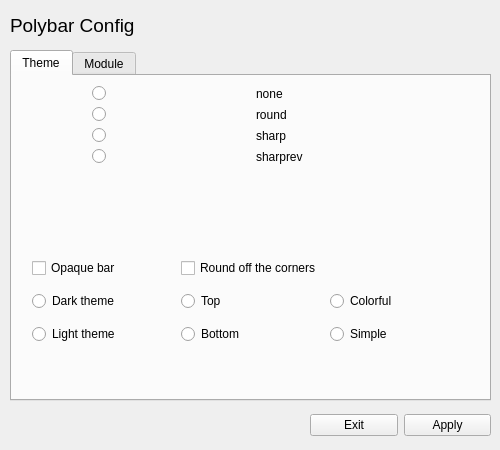
This is mainwindow.ui in FascodeNet/alterlinux-i3-manager as Qt 5 draws it before an edit. The edited form follows.
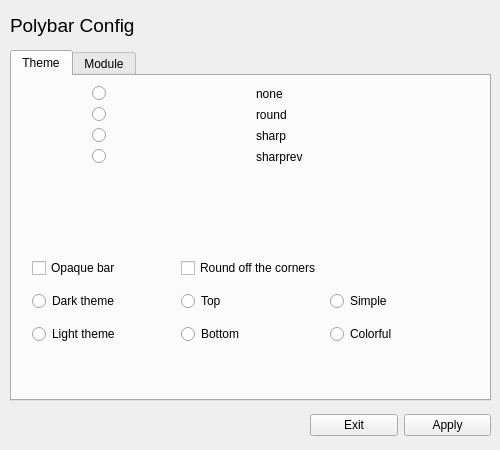
This is the edited form.

What changed in the file:
```diff
--- a/mainwindow.ui
+++ b/mainwindow.ui
@@ -136,14 +136,14 @@
          </attribute>
         </widget>
        </item>
-       <item row="1" column="3">
+       <item row="3" column="3">
         <widget class="QRadioButton" name="colorful">
          <property name="text">
           <string>Colorful</string>
          </property>
         </widget>
        </item>
-       <item row="3" column="3">
+       <item row="1" column="3">
         <widget class="QRadioButton" name="simple">
          <property name="text">
           <string>Simple</string>
```
Left out of the diff: 2 changed lines with no effect on the pictures.
